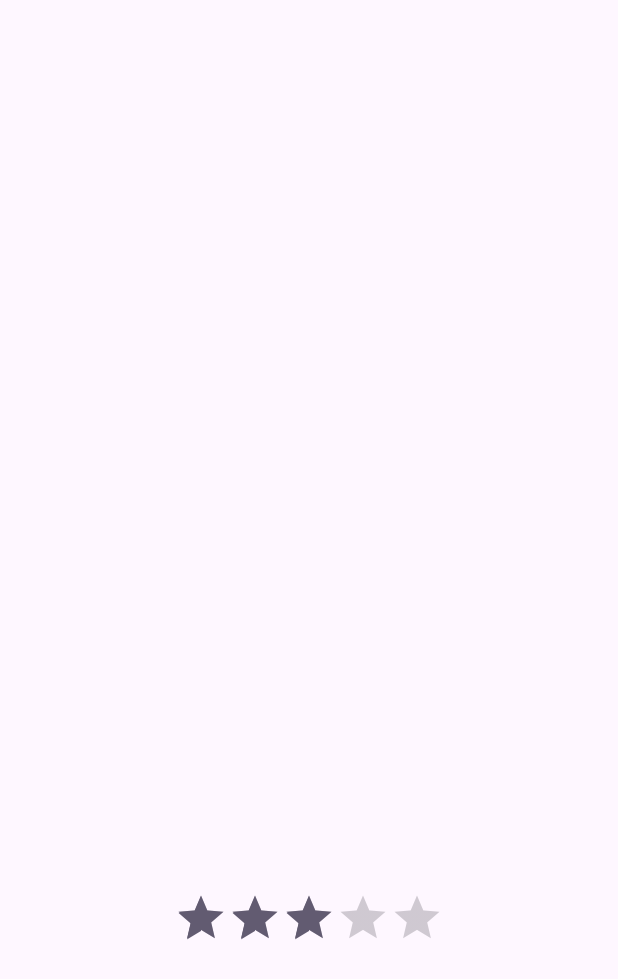
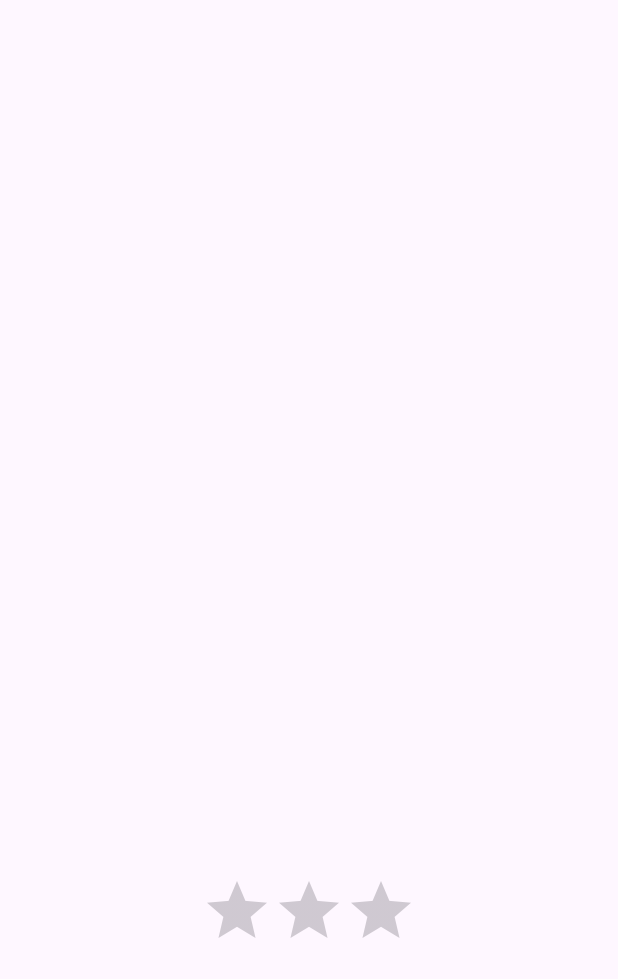
Before and after one commit to JohanAdam/TWtest, an Android app: the fragment DetailsFragment shown on its own in the app's theme, on a phone screen of 412 x 824 dp. Shown: the top 979 px of the screen. Run offline under Robolectric (Android 15) with nearby library versions, the phone set to English and light mode, and no system bars; our stand-ins replace Dagger/Hilt's generated code; 3 statements that could not run were skipped.

Commit message:
- Adjust rating bar view .

```diff
--- a/app/src/main/java/com/nyan/twtest/presentation/ui/details/DetailsFragment.kt
+++ b/app/src/main/java/com/nyan/twtest/presentation/ui/details/DetailsFragment.kt
@@ -5,7 +5,6 @@ import android.view.View
 import android.widget.Toast
 import androidx.core.content.ContextCompat
 import androidx.fragment.app.viewModels
-import com.nyan.twtest.R
 import com.nyan.twtest.databinding.FragmentDetailsBinding
 import com.nyan.twtest.presentation.base.BaseFragment
 import com.nyan.twtest.presentation.utils.EventObserver
--- a/app/src/main/res/layout/fragment_details.xml
+++ b/app/src/main/res/layout/fragment_details.xml
@@ -17,13 +17,14 @@
         android:scaleType="centerCrop"/>
 
     <androidx.appcompat.widget.AppCompatRatingBar
-        style="@style/Widget.AppCompat.RatingBar.Indicator"
+        style="@style/Widget.AppCompat.RatingBar"
         android:id="@+id/ratingBar"
         android:layout_width="wrap_content"
         android:layout_height="wrap_content"
         android:layout_marginTop="20dp"
         android:layout_marginBottom="20dp"
-        android:rating="3"
+        android:numStars="3"
+        android:progressTint="@color/orange"
         app:layout_constraintTop_toBottomOf="@id/ivProfile"
         app:layout_constraintStart_toStartOf="parent"
         app:layout_constraintEnd_toEndOf="parent"
```
Also changed, not shown: app/src/main/res/drawable/star_filled.png (renamed from app/src/main/res/drawable/star_2.png).
